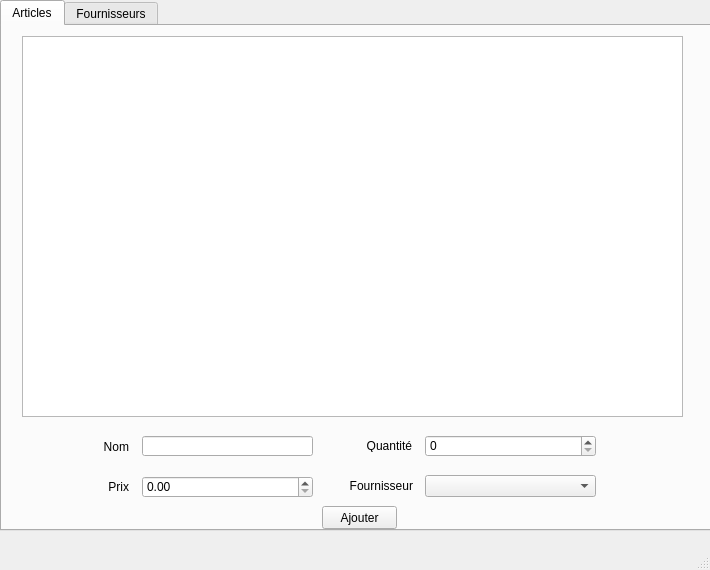
Before: the Qt Designer form tabs.ui in tcordina/dutaf-desktop, drawn with Qt 5.
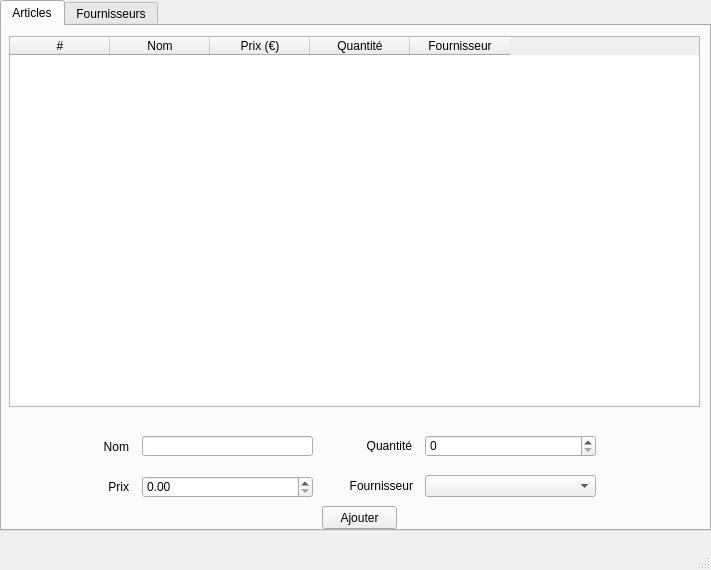
After: the same form once the commit is applied. The open tabs and pages were chosen to show the change.

Commit message: Liste données dans tableau GUI Qt

What changed in the file:
```diff
--- a/tabs.ui
+++ b/tabs.ui
@@ -6,7 +6,7 @@
    <rect>
     <x>0</x>
     <y>0</y>
-    <width>710</width>
+    <width>711</width>
     <height>570</height>
    </rect>
   </property>
@@ -150,15 +150,46 @@
        </rect>
       </property>
      </widget>
-     <widget class="QTableView" name="tableViewArticles">
+     <widget class="QTableWidget" name="tableWidgetArticles">
       <property name="geometry">
        <rect>
-        <x>20</x>
+        <x>7</x>
         <y>10</y>
-        <width>661</width>
-        <height>381</height>
+        <width>691</width>
+        <height>371</height>
        </rect>
       </property>
+      <property name="sortingEnabled">
+       <bool>true</bool>
+      </property>
+      <property name="columnCount">
+       <number>5</number>
+      </property>
+      <column>
+       <property name="text">
+        <string>#</string>
+       </property>
+      </column>
+      <column>
+       <property name="text">
+        <string>Nom</string>
+       </property>
+      </column>
+      <column>
+       <property name="text">
+        <string>Prix (€)</string>
+       </property>
+      </column>
+      <column>
+       <property name="text">
+        <string>Quantité</string>
+       </property>
+      </column>
+      <column>
+       <property name="text">
+        <string>Fournisseur</string>
+       </property>
+      </column>
      </widget>
     </widget>
     <widget class="QWidget" name="tab_2">
```
Left out of the diff: 37 changed lines with no effect on the pictures. The commit also changes 1 other file.
